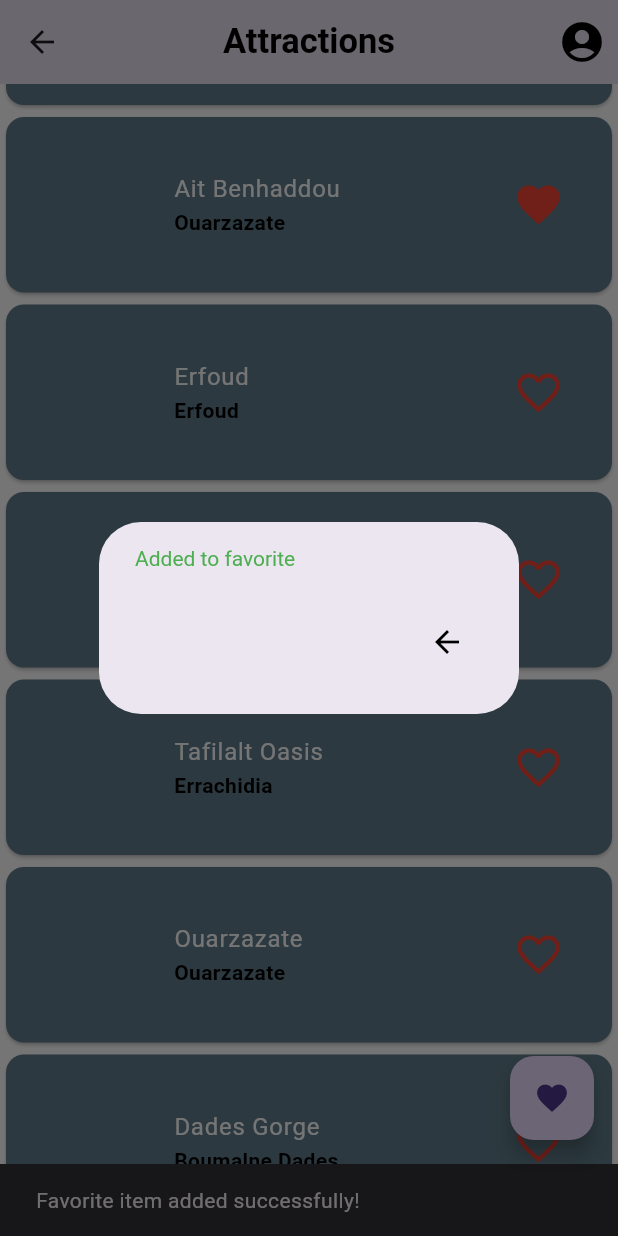
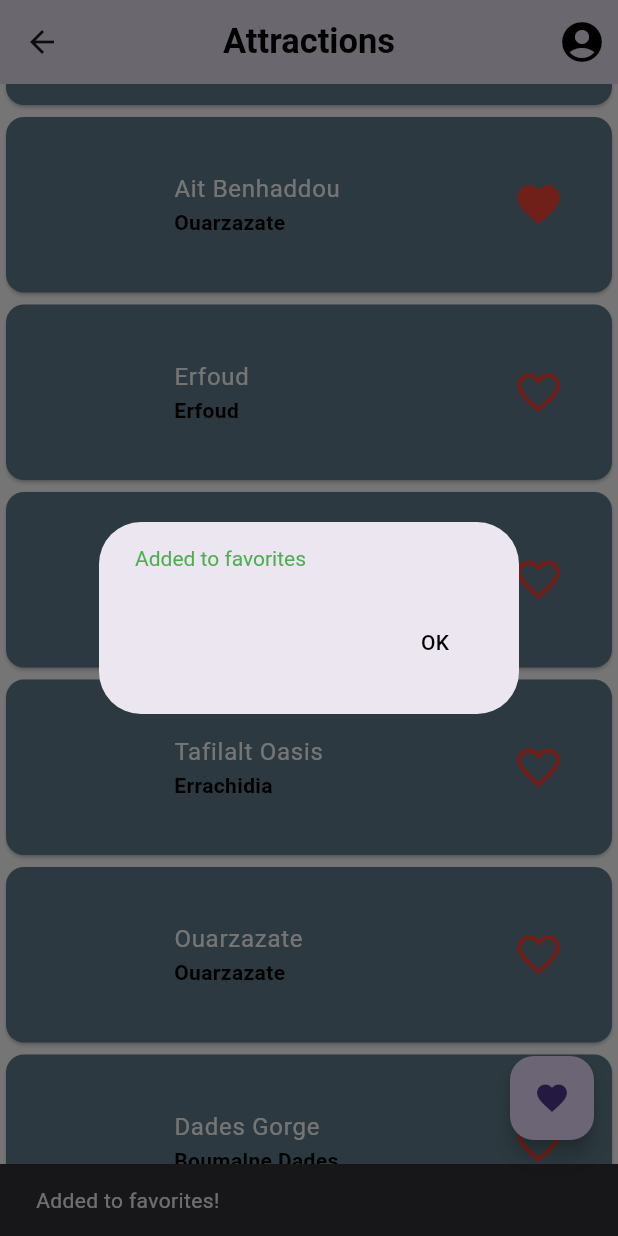
Before and after one commit to mzoir/tourisme, a Flutter app: the AttractionsPage screen opened directly, scrolled down 232 dp, after a tap on the "favorite outline" icon, on a phone screen of 412 x 824 dp. Run offline on Flutter 3.47's test engine with Material 3 defaults, Android fonts, the phone set to English and light mode, and no system bars; our stand-ins replace cloud_firestore, firebase_auth, firebase_core; accounts and stored records are empty; network calls fail; Roboto replaces fonts that are missing (Raleway, raleway).

Commit message:
commot attra

```diff
--- a/lib/view/attraction_page.dart
+++ b/lib/view/attraction_page.dart
@@ -1,15 +1,13 @@
-import 'dart:io';
-
 import 'package:cloud_firestore/cloud_firestore.dart';
 import 'package:flutter/material.dart';
 import 'package:provider/provider.dart';
-import 'package:tourisme/viewmodels/attraction_viewmodel.dart';
+import 'package:firebase_auth/firebase_auth.dart';
 import '../models/attraction.dart';
+import 'attraction_details.dart';
 import 'favatt.dart';
 import 'Profile.dart';
+import 'package:tourisme/viewmodels/attraction_viewmodel.dart';
 import 'package:tourisme/viewmodels/UserViewModel.dart';
-import 'attraction_details.dart';
-import 'package:firebase_auth/firebase_auth.dart';
 
 class AttractionsPage extends StatefulWidget {
   @override
@@ -17,6 +15,9 @@ class AttractionsPage extends StatefulWidget {
 }
 
 class _AttractionsPageState extends State<AttractionsPage> {
+  final FirebaseFirestore firestore = FirebaseFirestore.instance;
+  static Map<int, bool> favoriteStates = {};
+
   @override
   void initState() {
     super.initState();
@@ -24,75 +25,41 @@ class _AttractionsPageState extends State<AttractionsPage> {
     Provider.of<AttractionViewModel>(context, listen: false).loadAttractions();
   }
 
-  static int count = 0;
-  final FirebaseFirestore firestore = FirebaseFirestore.instance;
-  static Map<int, bool> favoriteStates = {};
+  Future<void> addFavoriteItem(String userId, Attraction attraction) async {
+    try {
+      final userDocRef = firestore.collection('users').doc(userId);
 
-  Future<void> addFavoriteItem(String userId, String itemName, String category, String images, int id) async {
-    try {
-      DocumentReference userDocRef = firestore.collection('users').doc(userId);
-
-      QuerySnapshot querySnapshot = await userDocRef.collection('favorites')
-          .where('id', isEqualTo: id)
+      // Check if the item already exists in favorites
+      final querySnapshot = await userDocRef
+          .collection('favorites')
+          .where('id', isEqualTo: attraction.id)
           .get();
 
       if (querySnapshot.docs.isEmpty) {
+        // Add the item if not exists
         await userDocRef.collection('favorites').add({
-          'name': itemName,
-          'location': category,
-          'image': images,
-          'id': id,
+          'name': attraction.name,
+          'location': attraction.location,
+          'image': attraction.image[0],
+          'id': attraction.id,
           'timestamp': FieldValue.serverTimestamp(),
         });
+
         setState(() {
-          favoriteStates[id] = true;
+          favoriteStates[attraction.id] = true;
         });
 
         ScaffoldMessenger.of(context).showSnackBar(
-          SnackBar(content: Text('Favorite item added successfully!')),
+          SnackBar(content: Text('Added to favorites!')),
         );
       } else {
         ScaffoldMessenger.of(context).showSnackBar(
-          SnackBar(content: Text('Item already exists in favorites.')),
+          SnackBar(content: Text('Item is already in favorites.')),
         );
       }
     } catch (e) {
       ScaffoldMessenger.of(context).showSnackBar(
-        SnackBar(content: Text('Error adding favorite item: $e')),
-      );
-    }
-  }
-
-  Future<void> addFavoriteIfNotExists(String userId, String name, String location, String images, int id) async {
-    final CollectionReference favorites = FirebaseFirestore.instance.collection('favorites');
-
-    try {
-      QuerySnapshot querySnapshot = await favorites
-          .where('id', isEqualTo: id)
-          .where('userId', isEqualTo: userId)
-          .get();
-
-      if (querySnapshot.docs.isEmpty) {
-        await favorites.add({
-          'name': name,
-          'location': location,
-          'image': images,
-          'id': id,
-          'userId': userId,
-          'timestamp': FieldValue.serverTimestamp(),
-        });
-
-        ScaffoldMessenger.of(context).showSnackBar(
-          SnackBar(content: Text('Favorite item added successfully!')),
-        );
-      } else {
-        ScaffoldMessenger.of(context).showSnackBar(
-          SnackBar(content: Text('Item already exists in favorites.')),
-        );
-      }
-    } catch (e) {
-      ScaffoldMessenger.of(context).showSnackBar(
-        SnackBar(content: Text('Error adding favorite item: $e')),
+        SnackBar(content: Text('Error: $e')),
       );
     }
   }
@@ -102,22 +69,30 @@ class _AttractionsPageState extends State<AttractionsPage> {
     return Scaffold(
       backgroundColor: Colors.white,
       appBar: AppBar(
-        title: Text('Attractions'),
-        titleTextStyle: TextStyle(
+        title: Text(
+          'Attractions',
+          style: TextStyle(
             color: Colors.black,
-            fontFamily: 'raleway',
+            fontFamily: 'Raleway',
             fontSize: 23,
-            fontWeight: FontWeight.bold),
+            fontWeight: FontWeight.bold,
+          ),
+        ),
         centerTitle: true,
         actions: [
           IconButton(
-            tooltip: "viewaccount",
-            icon: const Icon(Icons.account_circle, color: Colors.black, size: 32),
+            tooltip: "View Account",
+            icon: Icon(Icons.account_circle, color: Colors.black, size: 32),
             onPressed: () {
               final user = FirebaseAuth.instance.currentUser;
-              Navigator.of(context).push(MaterialPageRoute(
-                builder: (context) => ProfilePage(email: user!.email.toString()),
-              ));
+              if (user != null) {
+                Navigator.push(
+                  context,
+                  MaterialPageRoute(
+                    builder: (context) => ProfilePage(email: user.email!),
+                  ),
+                );
+              }
             },
           ),
         ],
@@ -128,12 +103,14 @@ class _AttractionsPageState extends State<AttractionsPage> {
 
           if (attractionViewModel.attractions.isEmpty) {
             return Center(child: CircularProgressIndicator());
-          } else {
+          }
+
           return ListView.builder(
             itemCount: attractionViewModel.attractions.length,
             itemBuilder: (context, index) {
-                var attraction = attractionViewModel.attractions[index];
-                bool isFavorite = favoriteStates[attraction.id] ?? false;
+              final attraction = attractionViewModel.attractions[index];
+              final isFavorite = favoriteStates[attraction.id] ?? false;
+
               return SizedBox(
                 height: 125,
                 child: Card(
@@ -146,46 +123,46 @@ class _AttractionsPageState extends State<AttractionsPage> {
                         height: 80,
                         fit: BoxFit.cover,
                       ),
-                        title: Text(attraction.name,
-                            style: TextStyle(color: Colors.white)),
-                        subtitle: Text(attraction.location,
+                      title: Text(
+                        attraction.name,
+                        style: TextStyle(color: Colors.white),
+                      ),
+                      subtitle: Text(
+                        attraction.location,
                         style: TextStyle(
                           color: Colors.black,
-                                fontWeight: FontWeight.bold)),
+                          fontWeight: FontWeight.bold,
+                        ),
+                      ),
                       trailing: IconButton(
                         onPressed: () async {
-                            addFavoriteItem(client.client.id, attraction.name,
-                                attraction.location, attraction.image[0], attraction.id);
+                          await addFavoriteItem(
+                            client.client.id,
+                            attraction,
+                          );
 
                           showDialog(
                             context: context,
                             builder: (BuildContext context) {
-                                return isFavorite
-                                    ? AlertDialog(
+                              return AlertDialog(
                                 elevation: 2,
-                                  content: Text("Removed from favorite"),
-                                  contentTextStyle:
-                                  const TextStyle(color: Colors.red),
+                                content: Text(
+                                  isFavorite
+                                      ? "Removed from favorites"
+                                      : "Added to favorites",
+                                ),
+                                contentTextStyle: TextStyle(
+                                  color: isFavorite ? Colors.red : Colors.green,
+                                ),
                                 actions: [
-                                    BackButton(
-                                      color: Colors.black,
+                                  TextButton(
                                     onPressed: () {
                                       Navigator.pop(context);
                                     },
+                                    child: Text(
+                                      "OK",
+                                      style: TextStyle(color: Colors.black),
                                     ),
-                                  ],
-                                )
-                                    : AlertDialog(
-                                  elevation: 2,
-                                  content: Text("Added to favorite"),
-                                  contentTextStyle:
-                                  const TextStyle(color: Colors.green),
-                                  actions: [
-                                    BackButton(
-                                      color: Colors.black,
-                                      onPressed: () {
-                                        Navigator.pop(context);
-                                      },
                                   ),
                                 ],
                               );
@@ -193,16 +170,19 @@ class _AttractionsPageState extends State<AttractionsPage> {
                           );
                         },
                         icon: Icon(
+                          isFavorite ? Icons.favorite : Icons.favorite_border,
+                          color: Colors.red,
                           size: 34,
-                            isFavorite ? Icons.favorite : Icons.favorite_border,
                         ),
-                          color: isFavorite ? Colors.red : Colors.red,
                       ),
                       onTap: () {
-                          Navigator.of(context).push(MaterialPageRoute(
+                        Navigator.push(
+                          context,
+                          MaterialPageRoute(
                             builder: (context) =>
                                 AttractionDetails(item: attraction),
-                          ));
+                          ),
+                        );
                       },
                     ),
                   ),
@@ -210,7 +190,6 @@ class _AttractionsPageState extends State<AttractionsPage> {
               );
             },
           );
-          }
         },
       ),
       floatingActionButton: FloatingActionButton(
--- a/lib/view/favatt.dart
+++ b/lib/view/favatt.dart
@@ -79,14 +79,16 @@ class _FavoriteAttractionsPageState extends State<FavoriteAttractionsPage> {
               return Card(
                 color: Colors.yellow,
                 child: ListTile(
-                  title: Text(favorite['name'].toString()),
-                  subtitle: Text(favorite['location'].toString()),
-                  leading: Image.network(
-                    favorite['image'],
+                  title: Text(favorite['name'].toString() ?? 'Unnamed Attraction'),
+                  subtitle: Text(favorite['location'].toString() ?? ""),
+                  leading: favorite['image'] != null
+                      ? Image.network(
+                    favorite['image']!,
                     width: 80,
                     height: 80,
                     fit: BoxFit.cover,
-                  ),
+                  )
+                      : Icon(Icons.image, size: 80),
                   trailing: ElevatedButton(
                     child: Icon(Icons.close),
                     onPressed: () {
```
Also changed, not shown: images/attractions.json (+26 -8 lines), pubspec.lock, 1 other file. Lines whose indentation alone changed are shown as unchanged.
